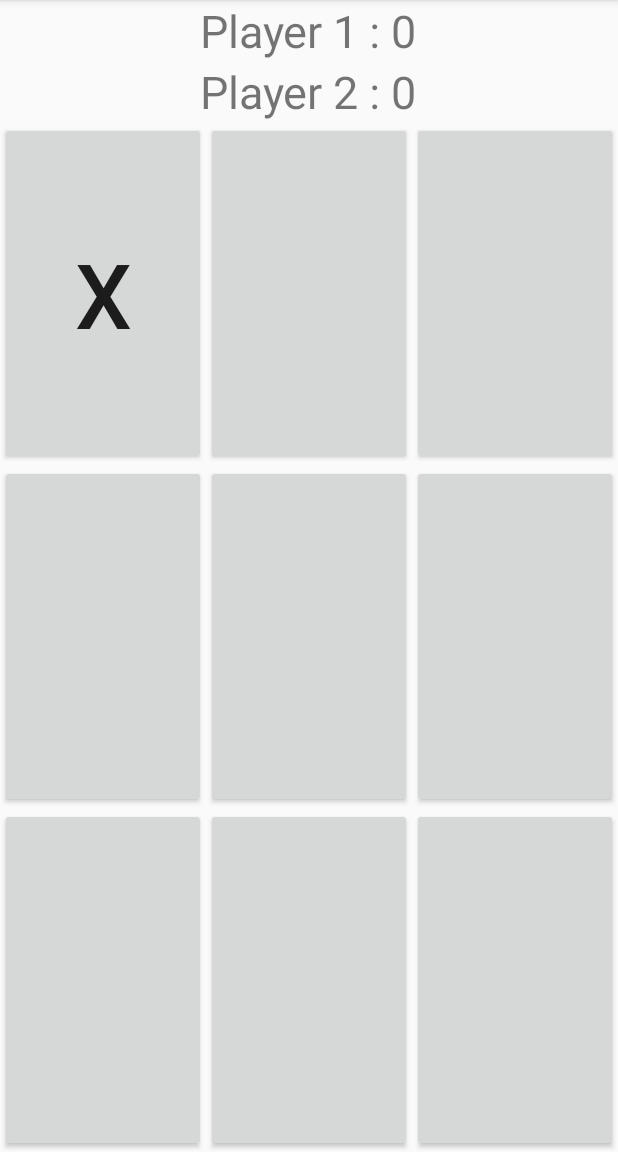
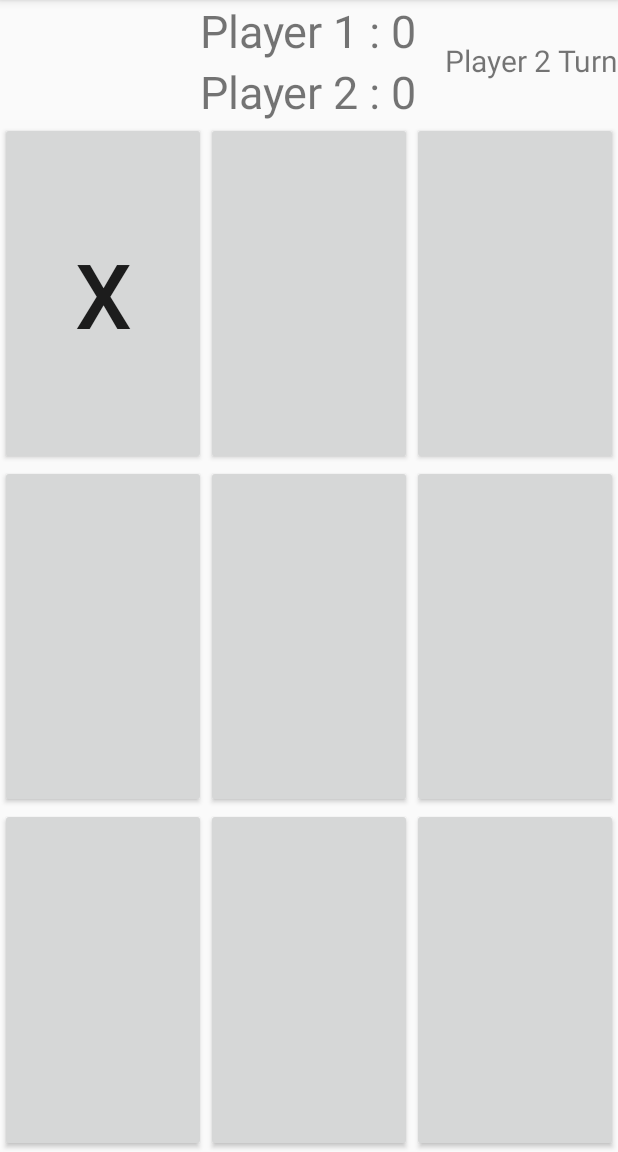
Before and after one commit to bhanghj3094/MyApplication, an Android app: the fragment Tab3 shown on its own in the app's theme, after a tap on an icon or button, on a phone screen of 412 x 824 dp, the part 84-1236 px from its top. Run offline under Robolectric (Android 15) with nearby library versions, the phone set to English and light mode, and no system bars.

Commit message:
palyer turn

```diff
--- a/app/src/main/java/com/example/q/myapplication/Tab3.java
+++ b/app/src/main/java/com/example/q/myapplication/Tab3.java
@@ -24,6 +24,8 @@ public class Tab3  extends Fragment implements View.OnClickListener {
     MediaPlayer mediaPlayer;
     private TextView textViewPlayer1;
     private TextView textViewPlayer2;
+    private TextView turn1;
+    private TextView turn2;
 
     @Override
     public void onClick(View v)
@@ -35,10 +37,14 @@ public class Tab3  extends Fragment implements View.OnClickListener {
         if(player1Turn)
         {
             ((Button)v).setText("X");
+            turn1.setVisibility(View.INVISIBLE);
+            turn2.setVisibility(View.VISIBLE);
         }
         else
         {
             ((Button)v).setText("O");
+            turn1.setVisibility(View.VISIBLE);
+            turn2.setVisibility(View.INVISIBLE);
         }
         roundCount++;
         if(checkForWin())
@@ -127,6 +133,8 @@ public class Tab3  extends Fragment implements View.OnClickListener {
         }
         roundCount=0;
         player1Turn = true;
+        turn1.setVisibility(View.VISIBLE);
+        turn2.setVisibility(View.INVISIBLE);
     }
 
     @Override
@@ -165,6 +173,9 @@ public class Tab3  extends Fragment implements View.OnClickListener {
         }
         textViewPlayer1 = rootView.findViewById(R.id.text_view_p1);
         textViewPlayer2 = rootView.findViewById(R.id.text_view_p2);
+        turn1 = rootView.findViewById(R.id.p1turn);
+        turn2 = rootView.findViewById(R.id.p2turn);
+
         for(int i = 0 ; i < 3 ; i++)
         {
             for(int j = 0 ; j < 3 ; j++)
--- a/app/src/main/res/layout/tab3.xml
+++ b/app/src/main/res/layout/tab3.xml
@@ -11,6 +11,31 @@
     <RelativeLayout
         android:layout_width="match_parent"
         android:layout_height="wrap_content">
+
+        <TextView
+            android:id="@+id/p2turn"
+            android:layout_width="wrap_content"
+            android:layout_height="match_parent"
+            android:layout_alignBottom="@+id/text_view_p2"
+            android:layout_alignParentTop="true"
+            android:layout_alignParentRight="true"
+            android:layout_toStartOf="@+id/text_view_p1"
+            android:layout_toLeftOf="@+id/text_view_p1"
+            android:gravity="center"
+            android:text="Player 2 Turn"
+            android:textSize="20sp"
+            android:visibility="invisible" />
+
+        <TextView
+            android:id="@+id/p1turn"
+            android:layout_width="wrap_content"
+            android:layout_height="match_parent"
+            android:layout_alignBottom="@+id/text_view_p2"
+            android:layout_alignParentTop="true"
+            android:layout_alignParentLeft="true"
+            android:gravity="center"
+            android:text="Player 1 Turn"
+            android:textSize="20sp" />
 
         <TextView
             android:id="@+id/text_view_p1"
@@ -35,7 +60,6 @@
             android:gravity="center"
             android:text="@string/player2"
             android:textSize="30sp" />
-
 
     </RelativeLayout>
 
```
